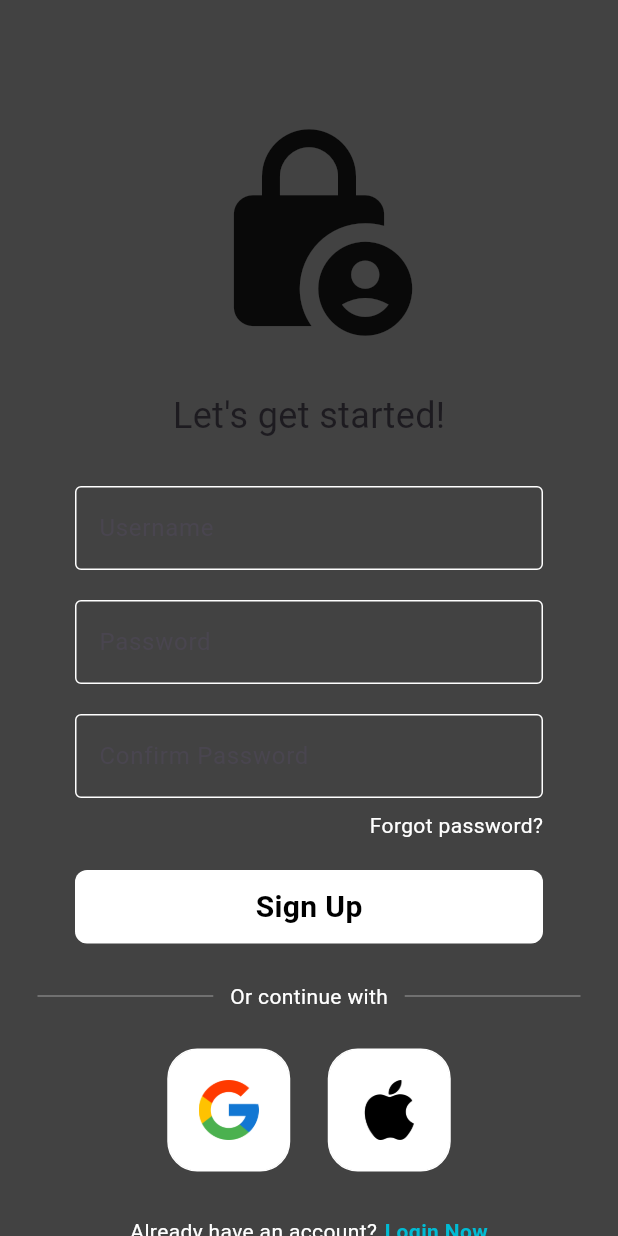
After one commit to indefinite-future/QuoteLens, a Flutter app: the screen it shows after launch, after a tap on "Register Now", on a phone screen of 412 x 824 dp. The commit adds this screen. Run offline on Flutter 3.47's test engine with Material 3 defaults, Android fonts, the phone set to English and light mode, and no system bars; our stand-ins replace feather_icons, firebase_auth, firebase_core, firebase_storage, google_sign_in, shared_preferences; accounts and stored records are empty; network calls fail.

Commit message:
designing theme

```diff
--- a/lib/components/login_button.dart
+++ b/lib/components/login_button.dart
@@ -2,8 +2,9 @@ import 'package:flutter/material.dart';
 
 class LoginButton extends StatelessWidget {
   final Function()? onTap;
+  final String text;
 
-  const LoginButton({super.key, required this.onTap});
+  const LoginButton({super.key, required this.onTap, required this.text});
 
   @override
   Widget build(BuildContext context) {
@@ -16,9 +17,9 @@ class LoginButton extends StatelessWidget {
             color: Colors.white,
             borderRadius: BorderRadius.circular(8),
           ),
-          child: const Center(
-            child: Text("Sign In",
-                style: TextStyle(
+          child: Center(
+            child: Text(text,
+                style: const TextStyle(
                     fontSize: 20,
                     color: Colors.black,
                     fontWeight: FontWeight.bold)),
--- a/lib/components/login_squarebox.dart
+++ b/lib/components/login_squarebox.dart
@@ -1,13 +1,16 @@
 import 'package:flutter/material.dart';
 
 class SquareTile extends StatelessWidget {
+  final Function()? onTap;
   final String imagepath;
 
-  const SquareTile({super.key, required this.imagepath});
+  const SquareTile({super.key, required this.onTap, required this.imagepath});
 
   @override
   Widget build(BuildContext context) {
-    return Container(
+    return GestureDetector(
+      onTap: onTap,
+      child: Container(
         padding: const EdgeInsets.all(20),
         decoration: BoxDecoration(
           border: Border.all(color: Colors.white),
@@ -18,6 +21,7 @@ class SquareTile extends StatelessWidget {
           imagepath,
           height: 40,
         ),
+      ),
     );
   }
 }
--- a/lib/main.dart
+++ b/lib/main.dart
@@ -1,6 +1,7 @@
+import 'package:flutter/cupertino.dart';
 import 'package:flutter/material.dart';
-import 'package:fypv2/pages/auth_screen.dart';
-import 'package:fypv2/themes/themes.dart';
+import 'package:QuoteLens/pages/auth_page.dart';
+import 'package:QuoteLens/themes/themes.dart';
 import 'package:firebase_core/firebase_core.dart';
 import 'firebase_options.dart';
 
@@ -18,10 +19,15 @@ class MyApp extends StatelessWidget {
   @override
   Widget build(BuildContext context) {
     return MaterialApp(
-      title: 'FYP version 2',
+      title: 'QuoteLens',
       debugShowCheckedModeBanner: false,
       home: const AuthPage(),
-      theme: MyAppsTheme.currentTheme,
+      darkTheme: ThemeData(
+        cupertinoOverrideTheme: const CupertinoThemeData(
+          textTheme: CupertinoTextThemeData(), // This is required
+        ),
+      ),
+      //theme: MyAppsTheme.currentTheme,
     );
   }
 }
--- a/lib/pages/auth_screen.dart
+++ b/lib/pages/auth_page.dart
@@ -1,7 +1,7 @@
 import 'package:flutter/material.dart';
 import 'package:firebase_auth/firebase_auth.dart';
-import 'package:fypv2/pages/bottomnav.dart';
-import 'package:fypv2/pages/login_screen.dart';
+import 'package:QuoteLens/pages/bottomnav.dart';
+import 'package:QuoteLens/pages/login_or_register_page.dart';
 
 class AuthPage extends StatelessWidget {
   const AuthPage({super.key});
@@ -16,11 +16,11 @@ class AuthPage extends StatelessWidget {
           builder: (context, snapshot) {
             //if the user is login
             if (snapshot.hasData) {
-              return const LibraryMain();
+              return const BottomNav();
             }
             //if the user is not login
             else {
-              return const LoginScreen();
+              return const LoginOrRegisterPage();
             }
           }),
     );
--- /dev/null
+++ b/lib/pages/login_or_register_page.dart
@@ -0,0 +1,34 @@
+import 'package:flutter/material.dart';
+import 'login_page.dart';
+import 'register_page.dart';
+
+class LoginOrRegisterPage extends StatefulWidget {
+  const LoginOrRegisterPage({super.key});
+
+  @override
+  State<LoginOrRegisterPage> createState() => _LoginOrRegisterPageState();
+}
+
+class _LoginOrRegisterPageState extends State<LoginOrRegisterPage> {
+  //initially show login page
+  bool showLoginPage = true;
+
+  void togglePageFunc() {
+    setState(() {
+      showLoginPage = !showLoginPage;
+    });
+  }
+
+  @override
+  Widget build(BuildContext context) {
+    if (showLoginPage) {
+      return LoginPage(
+        onTap: togglePageFunc,
+      );
+    } else {
+      return RegisterPage(
+        onTap: togglePageFunc,
+      );
+    }
+  }
+}
--- /dev/null
+++ b/lib/pages/register_page.dart
@@ -0,0 +1,290 @@
+import 'package:firebase_auth/firebase_auth.dart';
+import 'package:flutter/material.dart';
+import 'package:QuoteLens/components/login_squarebox.dart';
+import 'package:QuoteLens/components/login_textfield.dart';
+import 'package:QuoteLens/components/login_button.dart';
+import 'package:QuoteLens/services/auth_services.dart';
+
+class RegisterPage extends StatefulWidget {
+  final Function()? onTap;
+  const RegisterPage({super.key, required this.onTap});
+
+  @override
+  State<RegisterPage> createState() => _RegisterPageState();
+}
+
+class _RegisterPageState extends State<RegisterPage> {
+  // text editing controllers
+  final emailController = TextEditingController();
+
+  final passwordController = TextEditingController();
+
+  final confirmPasswordController = TextEditingController();
+
+  // sign in user
+  // if successful, navigate to home page
+  // else, show error message
+  void signUserUp() async {
+    // show loading circle
+    showDialog(
+      context: context,
+      builder: (context) {
+        return const Center(
+          child: CircularProgressIndicator(),
+        );
+      },
+    );
+
+    // try signing up user
+    try {
+      // check if passwords match
+      if (confirmPasswordController.text == passwordController.text) {
+        await FirebaseAuth.instance.createUserWithEmailAndPassword(
+          email: emailController.text,
+          password: passwordController.text,
+        );
+      } else {
+        passwordNotMatch();
+      }
+      Navigator.pop(context);
+    } on FirebaseAuthException catch (e) {
+      Navigator.pop(context);
+      if (e.code == 'network-request-failed') {
+        netwrokProblem();
+      } else if (e.code == 'INVALID_LOGIN_CREDENTIALS') {
+        wrongInputMessage();
+      }
+      // for debugging purposes
+      print('\n Firebase Authentication Exception: ${e.message} \n');
+      print('Firebase Authentication Exception Code: ${e.code}');
+    } catch (e) {
+      Navigator.pop(context);
+      print('Exception: ${e.toString()}');
+    }
+  }
+
+  void passwordNotMatch() {
+    showDialog(
+        context: context,
+        builder: (context) {
+          return AlertDialog.adaptive(
+            backgroundColor: const Color.fromRGBO(142, 142, 147, 1),
+            title: const Text('Create account failed'),
+            content: const Text(
+              'Please match the password.',
+              style: TextStyle(
+                fontSize: 14,
+                color: Colors.white,
+              ),
+            ),
+            actions: [
+              TextButton(
+                  onPressed: () => Navigator.pop(context),
+                  child: const Text('OK',
+                      style: TextStyle(
+                        fontSize: 16,
+                        color: Colors.white,
+                      )))
+            ],
+          );
+        });
+  }
+
+  void netwrokProblem() {
+    showDialog(
+        context: context,
+        builder: (context) {
+          return AlertDialog.adaptive(
+            backgroundColor: const Color.fromRGBO(142, 142, 147, 1),
+            title: const Text('Network request failed'),
+            content: const Text(
+              'Please wait and try again.',
+              style: TextStyle(
+                fontSize: 14,
+                color: Colors.white,
+              ),
+            ),
+            actions: [
+              TextButton(
+                  onPressed: () => Navigator.pop(context),
+                  child: const Text('OK',
+                      style: TextStyle(
+                        fontSize: 16,
+                        color: Colors.white,
+                      )))
+            ],
+          );
+        });
+  }
+
+  void wrongInputMessage() {
+    showDialog(
+        context: context,
+        builder: (context) {
+          return AlertDialog.adaptive(
+            backgroundColor: const Color.fromRGBO(142, 142, 147, 1),
+            title: const Text('Wrong email or password'),
+            content: const Text(
+              'Please enter a valid email address or password',
+              style: TextStyle(
+                fontSize: 14,
+                color: Colors.white,
+              ),
+            ),
+            actions: [
+              TextButton(
+                  onPressed: () => Navigator.pop(context),
+                  child: const Text('OK',
+                      style: TextStyle(
+                        fontSize: 16,
+                        color: Colors.white,
+                      )))
+            ],
+          );
+        });
+  }
+
+  @override
+  Widget build(BuildContext context) {
+    return Scaffold(
+      backgroundColor: Colors.grey[800],
+      body: SafeArea(
+          child: SingleChildScrollView(
+              child: ConstrainedBox(
+                  constraints: const BoxConstraints(),
+                  child: Center(
+                      child: Column(
+                    mainAxisAlignment: MainAxisAlignment.center,
+                    children: [
+                      const SizedBox(height: 80),
+
+                      // Lock icon
+                      const Icon(Icons.lock_person_rounded, size: 150),
+
+                      const SizedBox(height: 30),
+
+                      // Welcome text
+                      const Text(
+                        'Let\'s get started!',
+                        style: TextStyle(
+                          fontSize: 24,
+                        ),
+                      ),
+
+                      const SizedBox(height: 30),
+
+                      // Username text field
+                      LoginTextField(
+                          controller: emailController,
+                          hintText: 'Username',
+                          obscureText: false),
+
+                      const SizedBox(height: 20),
+
+                      // Password text field
+                      LoginTextField(
+                          controller: passwordController,
+                          hintText: 'Password',
+                          obscureText: true),
+
+                      const SizedBox(height: 20),
+
+                      // Password confirm text field
+                      LoginTextField(
+                          controller: confirmPasswordController,
+                          hintText: 'Confirm Password',
+                          obscureText: true),
+
+                      const SizedBox(height: 8),
+
+                      // Forgot password text
+                      const Padding(
+                          padding: EdgeInsets.symmetric(horizontal: 50.0),
+                          child: Row(
+                            mainAxisAlignment: MainAxisAlignment.end,
+                            children: [
+                              Text(
+                                'Forgot password?',
+                                style: TextStyle(
+                                  fontSize: 14,
+                                  color: Colors.white,
+                                ),
+                              ),
+                            ],
+                          )),
+
+                      // Sign in button
+                      const SizedBox(height: 20),
+
+                      LoginButton(
+                        onTap: signUserUp,
+                        text: 'Sign Up',
+                      ),
+
+                      const SizedBox(height: 25),
+
+                      // Or continue with
+                      Padding(
+                          padding: const EdgeInsets.symmetric(horizontal: 25.0),
+                          child: Row(
+                            children: [
+                              Expanded(
+                                  child: Divider(
+                                      thickness: 0.5, color: Colors.grey[400])),
+                              const Text("   Or continue with   ",
+                                  style: TextStyle(
+                                      fontSize: 14, color: Colors.white)),
+                              Expanded(
+                                  child: Divider(
+                                      thickness: 0.5, color: Colors.grey[400])),
+                            ],
+                          )),
+
+                      const SizedBox(height: 25),
+
+                      // Google and Apple buttons
+                      Row(
+                        mainAxisAlignment: MainAxisAlignment.center,
+                        children: [
+                          // Google button
+                          SquareTile(
+                              onTap: () => AuthService().signInWithGoogle(),
+                              imagepath: 'lib/images/google.png'),
+
+                          const SizedBox(width: 25),
+
+                          // Apple button
+                          SquareTile(
+                              onTap: () => {},
+                              imagepath: 'lib/images/apple.png'),
+                        ],
+                      ),
+
+                      const SizedBox(height: 30),
+
+                      // Register text
+                      Row(
+                        mainAxisAlignment: MainAxisAlignment.center,
+                        children: [
+                          const Text('Already have an account?',
+                              style:
+                                  TextStyle(fontSize: 14, color: Colors.white)),
+                          SizedBox(width: 5),
+                          GestureDetector(
+                            onTap: widget.onTap,
+                            child: const Text(
+                              'Login Now',
+                              style: TextStyle(
+                                fontSize: 14,
+                                color: Colors.cyan,
+                                fontWeight: FontWeight.bold,
+                              ),
+                            ),
+                          ),
+                        ],
+                      )
+                    ],
+                  ))))),
+    );
+  }
+}
--- a/lib/themes/themes.dart
+++ b/lib/themes/themes.dart
@@ -1,5 +1,19 @@
 // themes.dart
 import 'package:flutter/material.dart';
+import 'package:shared_preferences/shared_preferences.dart';
+
+class ThemeService {
+  static Future<Theme> getTheme(Theme darkTheme, Theme lightTheme) async {
+    final prefs = await SharedPreferences.getInstance();
+    final isDarkMode = prefs.getBool('isDarkMode') ?? false;
+    return isDarkMode ? darkTheme : lightTheme;
+  }
+
+  static Future<void> setTheme(bool isDarkMode) async {
+    final prefs = await SharedPreferences.getInstance();
+    await prefs.setBool('isDarkMode', isDarkMode);
+  }
+}
 
 class MyAppsTheme {
   static ThemeData darkTheme = ThemeData(
@@ -26,5 +40,9 @@ class MyAppsTheme {
         secondary: Colors.grey[200]!,
       ));
 
-  static ThemeData currentTheme = darkTheme;
+  static ThemeData currentTheme = lightTheme;
+
+  static Future<Theme> getCurrentTheme() async {
+    return await ThemeService.getTheme(darkTheme as Theme, lightTheme as Theme);
+  }
 }
```
Also changed, not shown: lib/pages/bottomnav.dart (+11 -11 lines), lib/pages/library_page.dart (added, +37 -0 lines), lib/pages/library_screen.dart (deleted, +0 -28 lines), lib/pages/login_page.dart (renamed from lib/pages/login_screen.dart, +71 -45 lines), lib/pages/quote_page.dart (renamed from lib/pages/quote_screen.dart, +4 -4 lines), lib/pages/user_page.dart (renamed from lib/pages/user_screen.dart, +5 -4 lines), lib/services/auth_services.dart (added, +20 -0 lines), pubspec.yaml (+6 -4 lines), pubspec.lock, 13 other files. Lines whose indentation alone changed are shown as unchanged.
